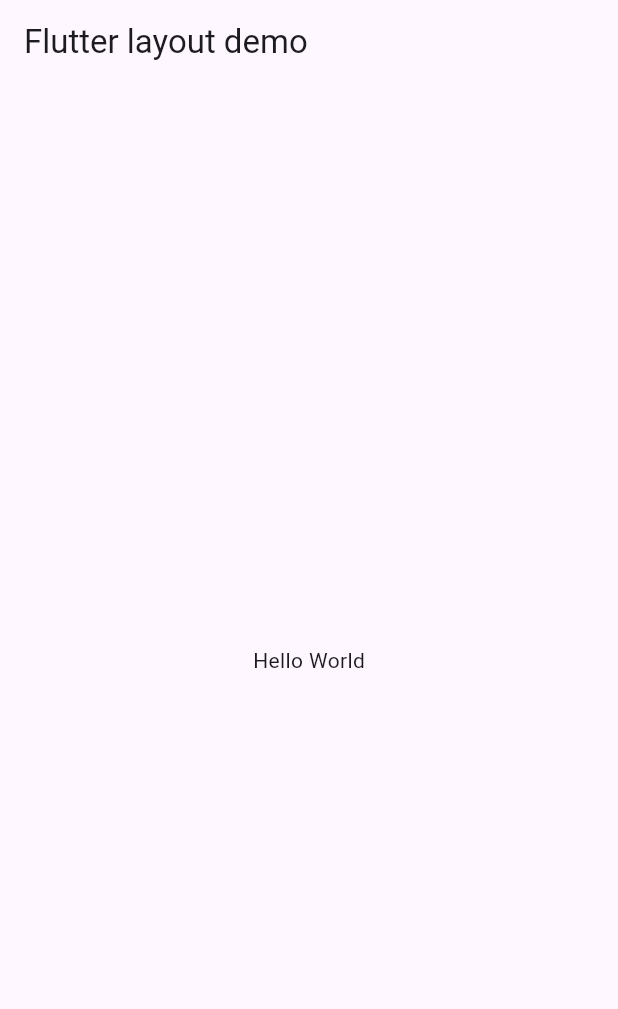
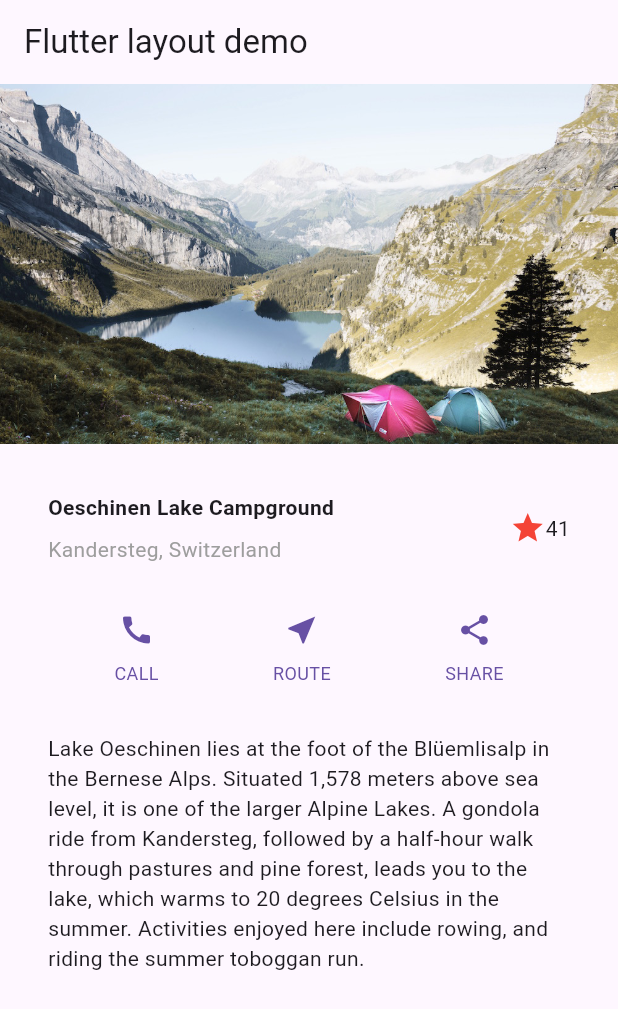
Before and after one commit to otuva/flutter_layout_tutorial, a Flutter app: the screen it shows after launch, on a phone screen of 412 x 824 dp. Shown: the top 1009 px of the screen. Run offline on Flutter 3.47's test engine with Material 3 defaults, Android fonts, the phone set to English and light mode, and no system bars.

Commit message:
add images

```diff
--- a/lib/main.dart
+++ b/lib/main.dart
@@ -14,10 +14,185 @@
         appBar: AppBar(
           title: const Text(appTitle),
         ),
-        body: const Center(
-          child: Text('Hello World'),
+        body: const SingleChildScrollView(
+          child: Column(
+            children: [
+              ImageSection(
+                image: 'images/lake.jpg',
+              ),
+              TitleSection(
+                name: 'Oeschinen Lake Campground',
+                location: 'Kandersteg, Switzerland',
+              ),
+              ButtonSection(),
+              TextSection(
+                description:
+                    'Lake Oeschinen lies at the foot of the Blüemlisalp in the '
+                    'Bernese Alps. Situated 1,578 meters above sea level, it '
+                    'is one of the larger Alpine Lakes. A gondola ride from '
+                    'Kandersteg, followed by a half-hour walk through pastures '
+                    'and pine forest, leads you to the lake, which warms to 20 '
+                    'degrees Celsius in the summer. Activities enjoyed here '
+                    'include rowing, and riding the summer toboggan run.',
+              ),
+            ],
+          ),
         ),
       ),
     );
   }
 }
+
+class TitleSection extends StatelessWidget {
+  const TitleSection({
+    super.key,
+    required this.name,
+    required this.location,
+  });
+
+  final String name;
+  final String location;
+
+  @override
+  Widget build(BuildContext context) {
+    return Padding(
+      padding: const EdgeInsets.all(32),
+      child: Row(
+        children: [
+          Expanded(
+            /*1*/
+            child: Column(
+              crossAxisAlignment: CrossAxisAlignment.start,
+              children: [
+                /*2*/
+                Padding(
+                  padding: const EdgeInsets.only(bottom: 8),
+                  child: Text(
+                    name,
+                    style: const TextStyle(
+                      fontWeight: FontWeight.bold,
+                    ),
+                  ),
+                ),
+                Text(
+                  location,
+                  style: TextStyle(
+                    color: Colors.grey[500],
+                  ),
+                ),
+              ],
+            ),
+          ),
+          /*3*/
+          Icon(
+            Icons.star,
+            color: Colors.red[500],
+          ),
+          const Text('41'),
+        ],
+      ),
+    );
+  }
+}
+
+class ButtonSection extends StatelessWidget {
+  const ButtonSection({super.key});
+
+  @override
+  Widget build(BuildContext context) {
+    final Color color = Theme.of(context).primaryColor;
+    return SizedBox(
+      child: Row(
+        mainAxisAlignment: MainAxisAlignment.spaceEvenly,
+        children: [
+          ButtonWithText(
+            color: color,
+            icon: Icons.call,
+            label: 'CALL',
+          ),
+          ButtonWithText(
+            color: color,
+            icon: Icons.near_me,
+            label: 'ROUTE',
+          ),
+          ButtonWithText(
+            color: color,
+            icon: Icons.share,
+            label: 'SHARE',
+          ),
+        ],
+      ),
+    );
+  }
+}
+
+class TextSection extends StatelessWidget {
+  const TextSection({
+    super.key,
+    required this.description,
+  });
+
+  final String description;
+
+  @override
+  Widget build(BuildContext context) {
+    return Padding(
+      padding: const EdgeInsets.all(32),
+      child: Text(
+        description,
+        softWrap: true,
+      ),
+    );
+  }
+}
+
+class ButtonWithText extends StatelessWidget {
+  const ButtonWithText({
+    super.key,
+    required this.color,
+    required this.icon,
+    required this.label,
+  });
+
+  final Color color;
+  final IconData icon;
+  final String label;
+
+  @override
+  Widget build(BuildContext context) {
+    return Column(
+      mainAxisSize: MainAxisSize.min,
+      mainAxisAlignment: MainAxisAlignment.center,
+      children: [
+        Icon(icon, color: color),
+        Padding(
+          padding: const EdgeInsets.only(top: 8),
+          child: Text(
+            label,
+            style: TextStyle(
+              fontSize: 12,
+              fontWeight: FontWeight.w400,
+              color: color,
+            ),
+          ),
+        ),
+      ],
+    );
+  }
+}
+
+class ImageSection extends StatelessWidget {
+  const ImageSection({super.key, required this.image});
+
+  final String image;
+
+  @override
+  Widget build(BuildContext context) {
+    return Image.asset(
+      image,
+      width: 600,
+      height: 240,
+      fit: BoxFit.cover,
+    );
+  }
+}
```
Also changed, not shown: pubspec.yaml (+3 -75 lines), images/lake.jpg (added).
